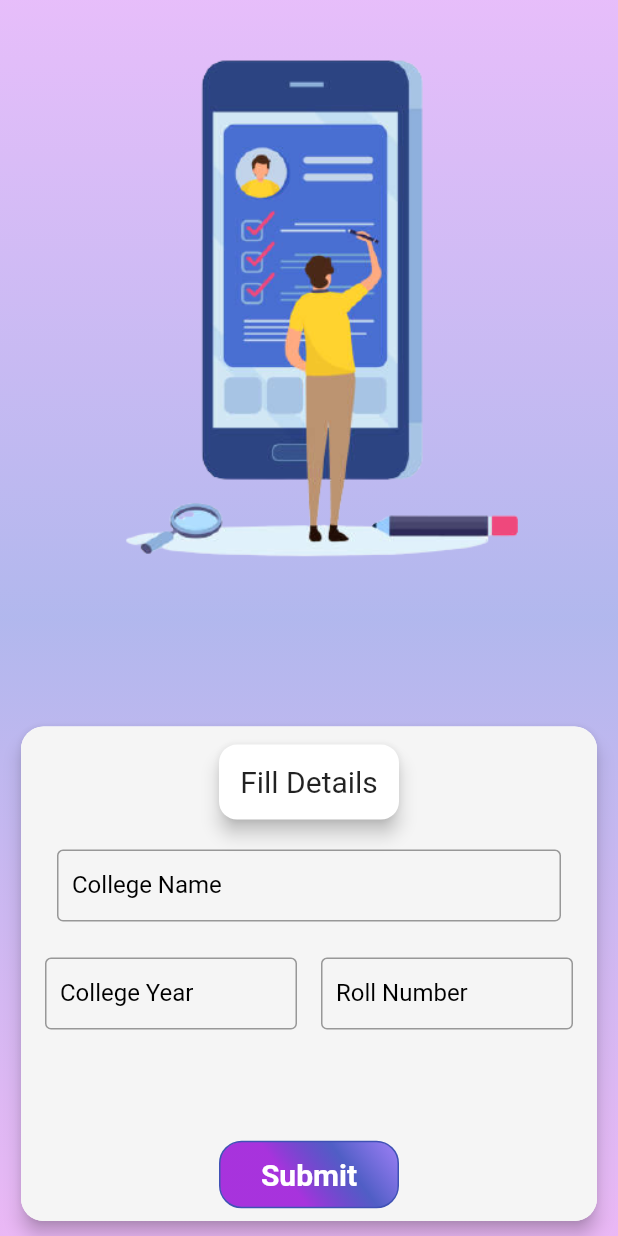
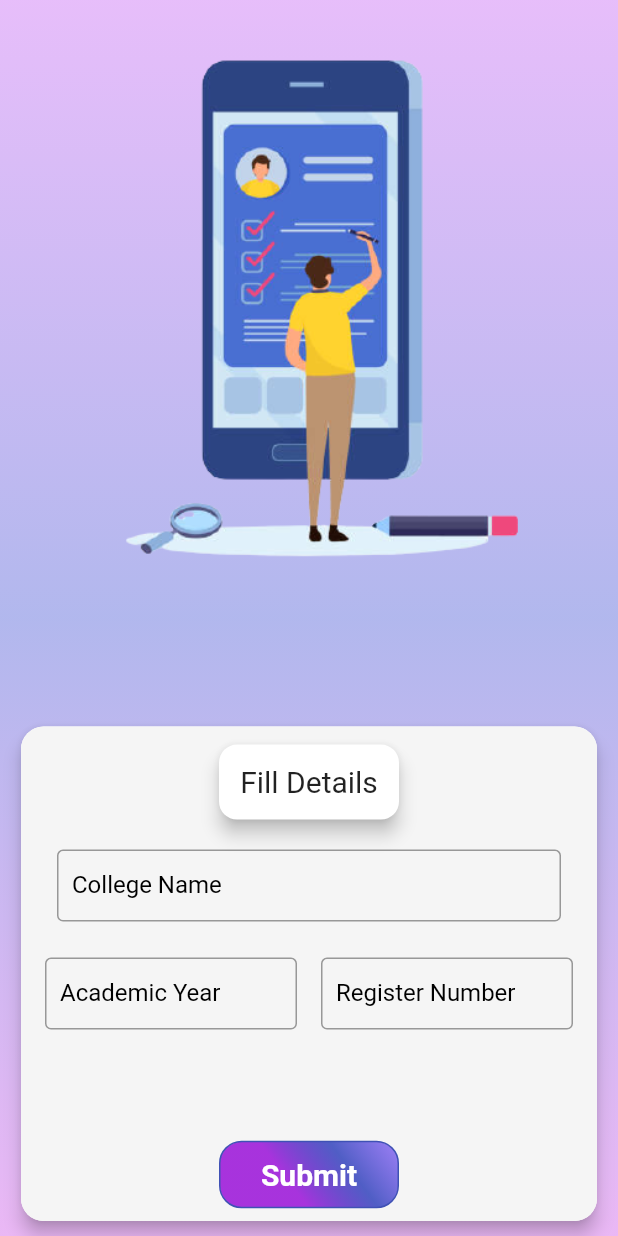
Before and after one commit to oojas/Placement-Portal, a Flutter app: the screen it shows once a user with an empty profile is signed in, on a phone screen of 412 x 824 dp. Run offline on Flutter 3.47's test engine with Material 2 defaults, Android fonts, the phone set to English and light mode, and no system bars; our stand-ins replace after_layout, firebase_auth, firebase_core, font_awesome_flutter, google_fonts, google_sign_in and 5 more; accounts and stored records are empty.

```diff
--- a/lib/Authentication/login.dart
+++ b/lib/Authentication/login.dart
@@ -2,7 +2,6 @@
 import 'package:firebase_auth/firebase_auth.dart';
 import 'package:flutter/material.dart';
 import 'package:google_fonts/google_fonts.dart';
-import 'package:placementcracker/Authentication/pfp.dart';
 import 'package:placementcracker/Widgets/UserInfo.dart';
 import 'package:placementcracker/helper/general.dart';
 import 'package:placementcracker/providers/google_sign_in.dart';
@@ -26,7 +25,6 @@ class _LoginState extends State<Login> with SingleTickerProviderStateMixin {
     // ignore: unnecessary_new
     _animation1 = new Tween(begin: 0.0, end: 1.0).animate(
         CurvedAnimation(parent: _controller, curve: Curves.easeInOutQuint));
-
   }
 
   @override
@@ -131,7 +129,7 @@ class _LoginState extends State<Login> with SingleTickerProviderStateMixin {
                                               child: Text(
                                                 "It's not as hard as you think!",
                                                 style: GoogleFonts.roboto(
-                                                    fontSize: 25,
+                                                    fontSize: 20,
                                                     color: Colors.black87,
                                                     fontWeight:
                                                         FontWeight.bold),
--- a/lib/Widgets/UserInfo.dart
+++ b/lib/Widgets/UserInfo.dart
@@ -207,7 +207,7 @@ class _userInfoState extends State<userInfo>
                                                     borderSide: BorderSide(
                                                         color: Colors.black)),
                                                 focusColor: Colors.black,
-                                                labelText: 'College Year',
+                                                labelText: 'Academic Year',
                                                 labelStyle: GoogleFonts.roboto(
                                                     color: Colors.black),
                                                 contentPadding:
@@ -227,7 +227,7 @@ class _userInfoState extends State<userInfo>
                                                     borderSide: BorderSide(
                                                         color: Colors.black)),
                                                 focusColor: Colors.black,
-                                                labelText: 'Roll Number',
+                                                labelText: 'Register Number',
                                                 labelStyle: GoogleFonts.roboto(
                                                     color: Colors.black),
                                                 contentPadding:
--- a/pubspec.yaml
+++ b/pubspec.yaml
@@ -48,6 +48,7 @@ dependencies:
   after_layout:
   sqflite:
   readmore:
+
 
 dev_dependencies:
   flutter_test:
```
Also changed, not shown: 3 other files.
